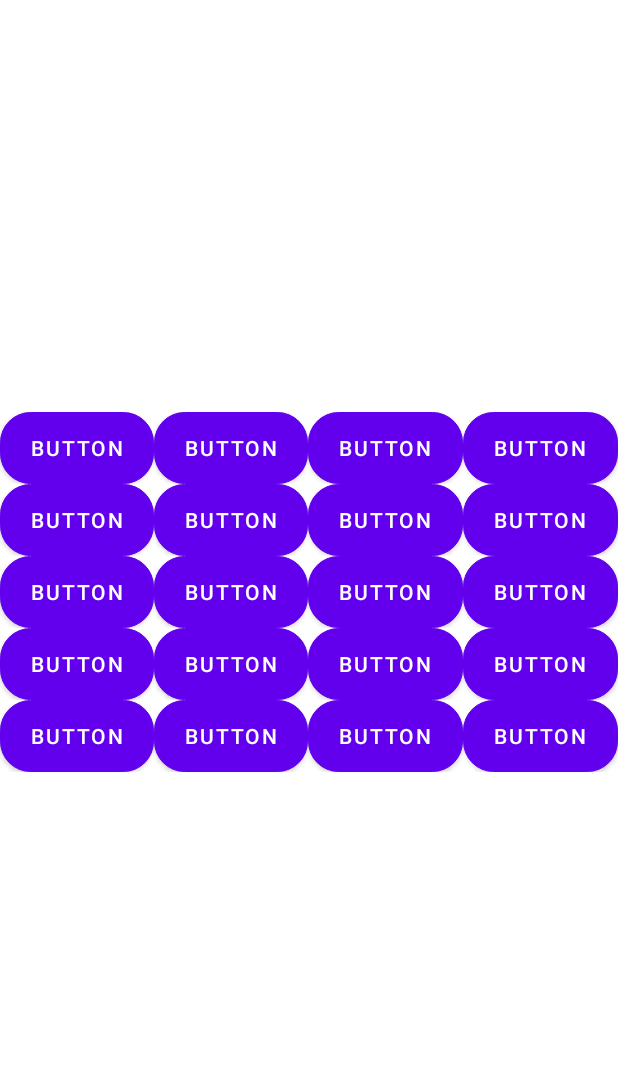
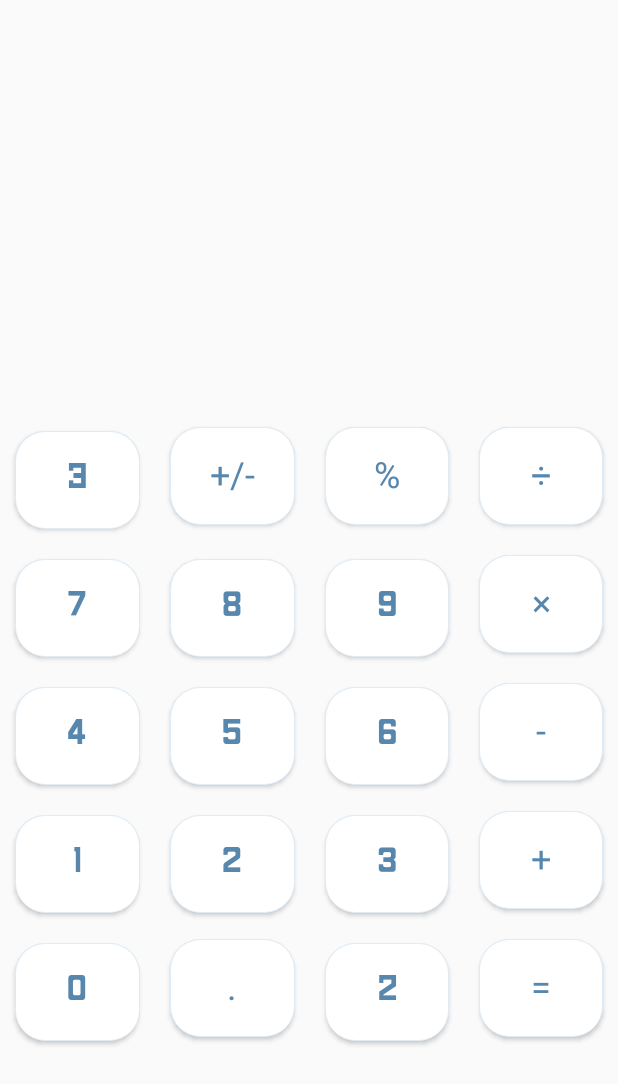
Before and after one commit to ShahramKhandagi/Calculator, an Android app: the layout activity_main.xml on its own in the app's theme, with its tools: preview values and no code run, on a phone screen of 412 x 824 dp. Shown: the top 1084 px of the screen. Run offline under Robolectric (Android 15) with nearby library versions, the phone set to English and light mode, and no system bars.

Commit message:
Calculator App

```diff
--- a/app/src/main/res/layout/activity_main.xml
+++ b/app/src/main/res/layout/activity_main.xml
@@ -29,31 +29,51 @@
 
             <Button
                 android:layout_width="wrap_content"
-                android:layout_height="wrap_content"
+                android:layout_height="65dp"
+                android:layout_margin="10dp"
                 android:layout_weight="1"
                 android:background="@drawable/buttons_background"
-                android:text="Button" />
+                android:fontFamily="@font/carres"
+                android:text="C"
+                android:textColor="#5887ae       "
+                android:textSize="24sp"
+                android:textStyle="normal" />
 
             <Button
                 android:layout_width="wrap_content"
-                android:layout_height="wrap_content"
+                android:layout_height="65dp"
+                android:layout_margin="10dp"
                 android:layout_weight="1"
                 android:background="@drawable/buttons_background"
-                android:text="Button" />
+                android:fontFamily="@font/carres"
+                android:text="+/-"
+                android:textColor="#5887ae       "
+                android:textSize="24sp"
+                android:textStyle="normal" />
 
             <Button
                 android:layout_width="wrap_content"
-                android:layout_height="wrap_content"
+                android:layout_height="65dp"
+                android:layout_margin="10dp"
                 android:layout_weight="1"
                 android:background="@drawable/buttons_background"
-                android:text="Button" />
+                android:fontFamily="@font/carres"
+                android:text="%"
+                android:textColor="#5887ae       "
+                android:textSize="24sp"
+                android:textStyle="normal" />
 
             <Button
                 android:layout_width="wrap_content"
-                android:layout_height="wrap_content"
+                android:layout_height="65dp"
+                android:layout_margin="10dp"
                 android:layout_weight="1"
                 android:background="@drawable/buttons_background"
-                android:text="Button" />
+                android:fontFamily="@font/carres"
+                android:text="÷"
+                android:textColor="#5887ae       "
+                android:textSize="24sp"
+                android:textStyle="normal" />
         </LinearLayout>
 
         <LinearLayout
@@ -63,31 +83,51 @@
 
             <Button
                 android:layout_width="wrap_content"
-                android:layout_height="wrap_content"
+                android:layout_height="65dp"
+                android:layout_margin="10dp"
                 android:layout_weight="1"
                 android:background="@drawable/buttons_background"
-                android:text="Button" />
+                android:fontFamily="@font/carres"
+                android:text="7"
+                android:textColor="#5887ae       "
+                android:textSize="24sp"
+                android:textStyle="normal" />
 
             <Button
                 android:layout_width="wrap_content"
-                android:layout_height="wrap_content"
+                android:layout_height="65dp"
+                android:layout_margin="10dp"
                 android:layout_weight="1"
                 android:background="@drawable/buttons_background"
-                android:text="Button" />
+                android:fontFamily="@font/carres"
+                android:text="8"
+                android:textColor="#5887ae       "
+                android:textSize="24sp"
+                android:textStyle="normal" />
 
             <Button
                 android:layout_width="wrap_content"
-                android:layout_height="wrap_content"
+                android:layout_height="65dp"
+                android:layout_margin="10dp"
                 android:layout_weight="1"
                 android:background="@drawable/buttons_background"
-                android:text="Button" />
+                android:fontFamily="@font/carres"
+                android:text="9"
+                android:textColor="#5887ae       "
+                android:textSize="24sp"
+                android:textStyle="normal" />
 
             <Button
                 android:layout_width="wrap_content"
-                android:layout_height="wrap_content"
+                android:layout_height="65dp"
+                android:layout_margin="10dp"
                 android:layout_weight="1"
                 android:background="@drawable/buttons_background"
-                android:text="Button" />
+                android:fontFamily="@font/carres"
+                android:text="×"
+                android:textColor="#5887ae       "
+                android:textSize="24sp"
+                android:textStyle="normal" />
         </LinearLayout>
 
         <LinearLayout
@@ -97,31 +137,51 @@
 
             <Button
                 android:layout_width="wrap_content"
-                android:layout_height="wrap_content"
+                android:layout_height="65dp"
+                android:layout_margin="10dp"
                 android:layout_weight="1"
                 android:background="@drawable/buttons_background"
-                android:text="Button" />
+                android:fontFamily="@font/carres"
+                android:text="4"
+                android:textColor="#5887ae       "
+                android:textSize="24sp"
+                android:textStyle="normal" />
 
             <Button
                 android:layout_width="wrap_content"
-                android:layout_height="wrap_content"
+                android:layout_height="65dp"
+                android:layout_margin="10dp"
                 android:layout_weight="1"
                 android:background="@drawable/buttons_background"
-                android:text="Button" />
+                android:fontFamily="@font/carres"
+                android:text="5"
+                android:textColor="#5887ae       "
+                android:textSize="24sp"
+                android:textStyle="normal" />
 
             <Button
                 android:layout_width="wrap_content"
-                android:layout_height="wrap_content"
+                android:layout_height="65dp"
+                android:layout_margin="10dp"
                 android:layout_weight="1"
                 android:background="@drawable/buttons_background"
-                android:text="Button" />
+                android:fontFamily="@font/carres"
+                android:text="6"
+                android:textColor="#5887ae       "
+                android:textSize="24sp"
+                android:textStyle="normal" />
 
             <Button
                 android:layout_width="wrap_content"
-                android:layout_height="wrap_content"
+                android:layout_height="65dp"
+                android:layout_margin="10dp"
                 android:layout_weight="1"
                 android:background="@drawable/buttons_background"
-                android:text="Button" />
+                android:fontFamily="@font/carres"
+                android:text="-"
+                android:textColor="#5887ae       "
+                android:textSize="24sp"
+                android:textStyle="normal" />
         </LinearLayout>
 
         <LinearLayout
@@ -131,31 +191,51 @@
 
             <Button
                 android:layout_width="wrap_content"
-                android:layout_height="wrap_content"
+                android:layout_height="65dp"
+                android:layout_margin="10dp"
                 android:layout_weight="1"
                 android:background="@drawable/buttons_background"
-                android:text="Button" />
+                android:fontFamily="@font/carres"
+                android:text="1"
+                android:textColor="#5887ae       "
+                android:textSize="24sp"
+                android:textStyle="normal" />
 
             <Button
                 android:layout_width="wrap_content"
-                android:layout_height="wrap_content"
+                android:layout_height="65dp"
+                android:layout_margin="10dp"
                 android:layout_weight="1"
                 android:background="@drawable/buttons_background"
-                android:text="Button" />
+                android:fontFamily="@font/carres"
+                android:text="2"
+                android:textColor="#5887ae       "
+                android:textSize="24sp"
+                android:textStyle="normal" />
 
             <Button
                 android:layout_width="wrap_content"
-                android:layout_height="wrap_content"
+                android:layout_height="65dp"
+                android:layout_margin="10dp"
                 android:layout_weight="1"
                 android:background="@drawable/buttons_background"
-                android:text="Button" />
+                android:fontFamily="@font/carres"
+                android:text="3"
+                android:textColor="#5887ae       "
+                android:textSize="24sp"
+                android:textStyle="normal" />
 
             <Button
                 android:layout_width="wrap_content"
-                android:layout_height="wrap_content"
+                android:layout_height="65dp"
+                android:layout_margin="10dp"
                 android:layout_weight="1"
                 android:background="@drawable/buttons_background"
-                android:text="Button" />
+                android:fontFamily="@font/carres"
+                android:text="+"
+                android:textColor="#5887ae       "
+                android:textSize="24sp"
+                android:textStyle="normal" />
         </LinearLayout>
 
         <LinearLayout
@@ -165,31 +245,51 @@
 
             <Button
                 android:layout_width="wrap_content"
-                android:layout_height="wrap_content"
+                android:layout_height="65dp"
+                android:layout_margin="10dp"
                 android:layout_weight="1"
                 android:background="@drawable/buttons_background"
-                android:text="Button" />
+                android:fontFamily="@font/carres"
+                android:text="0"
+                android:textColor="#5887ae       "
+                android:textSize="24sp"
+                android:textStyle="normal" />
 
             <Button
                 android:layout_width="wrap_content"
-                android:layout_height="wrap_content"
+                android:layout_height="65dp"
+                android:layout_margin="10dp"
                 android:layout_weight="1"
                 android:background="@drawable/buttons_background"
-                android:text="Button" />
+                android:fontFamily="@font/carres"
+                android:text="."
+                android:textColor="#5887ae       "
+                android:textSize="24sp"
+                android:textStyle="normal" />
 
             <Button
                 android:layout_width="wrap_content"
-                android:layout_height="wrap_content"
+                android:layout_height="65dp"
+                android:layout_margin="10dp"
                 android:layout_weight="1"
                 android:background="@drawable/buttons_background"
-                android:text="Button" />
+                android:fontFamily="@font/carres"
+                android:text="B"
+                android:textColor="#5887ae       "
+                android:textSize="24sp"
+                android:textStyle="normal" />
 
             <Button
                 android:layout_width="wrap_content"
-                android:layout_height="wrap_content"
+                android:layout_height="65dp"
+                android:layout_margin="10dp"
                 android:layout_weight="1"
                 android:background="@drawable/buttons_background"
-                android:text="Button" />
+                android:fontFamily="@font/carres"
+                android:text="="
+                android:textColor="#5887ae       "
+                android:textSize="24sp"
+                android:textStyle="normal" />
         </LinearLayout>
     </LinearLayout>
 </LinearLayout>
--- a/app/src/main/res/values/themes.xml
+++ b/app/src/main/res/values/themes.xml
@@ -1,6 +1,6 @@
 <resources xmlns:tools="http://schemas.android.com/tools">
     <!-- Base application theme. -->
-    <style name="Theme.CalculatorApp" parent="Theme.MaterialComponents.DayNight.NoActionBar">
+    <style name="Theme.CalculatorApp" parent="Theme.MaterialComponents.DayNight.NoActionBar.Bridge">
         <!-- Primary brand color. -->
         <item name="colorPrimary">@color/purple_500</item>
         <item name="colorPrimaryVariant">@color/purple_700</item>
```
Also changed, not shown: app/src/main/res/font/carre.ttf (added), app/src/main/res/font/carres.otf (added).
